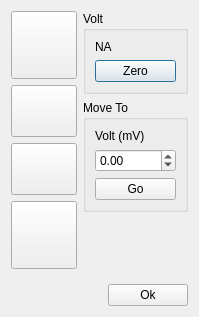
Qt form storm_control/hal4000/qtdesigner/galvo1D.ui (avenkatramani/storm-control) before a commit.
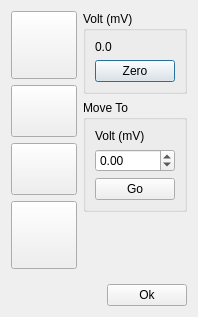
The same form after that commit.

```diff
--- a/storm_control/hal4000/qtdesigner/galvo1D.ui
+++ b/storm_control/hal4000/qtdesigner/galvo1D.ui
@@ -150,13 +150,13 @@
        <item>
         <widget class="QGroupBox" name="groupBox">
          <property name="title">
-          <string>Volt</string>
+          <string>Volt (mV)</string>
          </property>
          <layout class="QVBoxLayout" name="verticalLayout">
           <item>
            <widget class="QLabel" name="galvoVoltLabel">
             <property name="text">
-             <string>NA</string>
+             <string>0.0</string>
             </property>
            </widget>
           </item>
@@ -191,15 +191,30 @@
           </item>
           <item>
            <widget class="QDoubleSpinBox" name="goSpinBox">
+            <property name="frame">
+             <bool>true</bool>
+            </property>
+            <property name="readOnly">
+             <bool>false</bool>
+            </property>
+            <property name="decimals">
+             <number>2</number>
+            </property>
             <property name="minimum">
-             <double>-10000.000000000000000</double>
+             <double>-1000.000000000000000</double>
             </property>
             <property name="maximum">
-             <double>10000.000000000000000</double>
+             <double>1000.000000000000000</double>
             </property>
             <property name="singleStep">
              <double>0.050000000000000</double>
             </property>
+            <property name="stepType">
+             <enum>QAbstractSpinBox::DefaultStepType</enum>
+            </property>
+            <property name="value">
+             <double>0.000000000000000</double>
+            </property>
            </widget>
           </item>
           <item>
```
